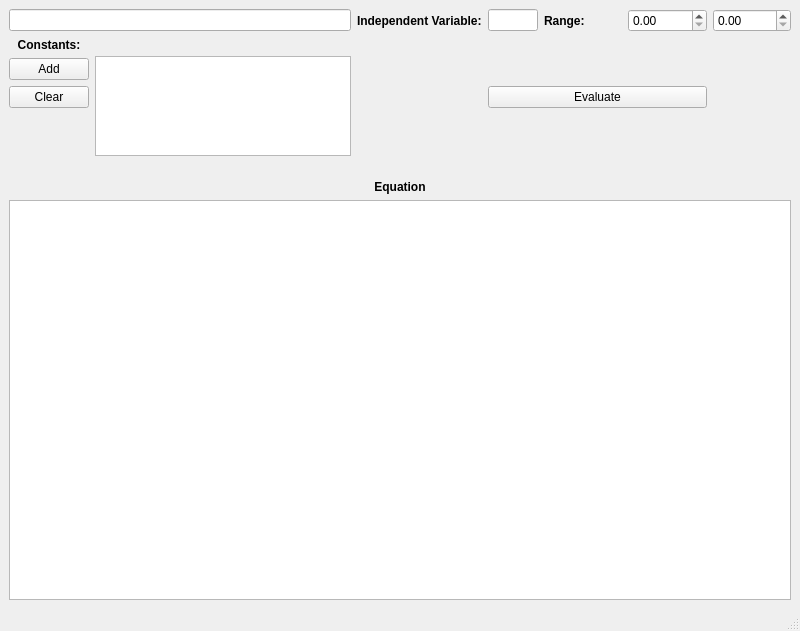
This is Graphing.ui in 4ydx/easygraph as Qt 5 draws it before an edit. The edited form follows.
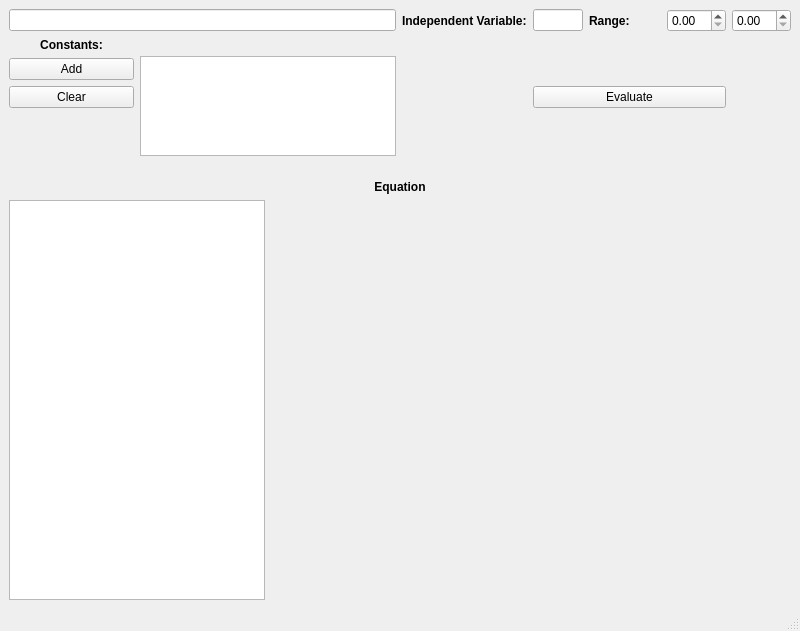
This is the edited form. Custom widgets are drawn as their Qt base class.

Commit message: Added preliminary work to actually draw the graph.  Doesn't do any yet though :D

The edit to the form file:
```diff
--- a/Graphing.ui
+++ b/Graphing.ui
@@ -22,10 +22,10 @@
     </rect>
    </property>
    <layout class="QGridLayout" name="gridLayout" >
-    <item row="0" column="0" colspan="2" >
+    <item row="0" column="0" colspan="3" >
      <widget class="QLineEdit" name="equationLineEdit" />
     </item>
-    <item row="0" column="2" >
+    <item row="0" column="3" >
      <widget class="QLabel" name="label_3" >
       <property name="font" >
        <font>
@@ -38,7 +38,7 @@
       </property>
      </widget>
     </item>
-    <item row="0" column="3" >
+    <item row="0" column="4" >
      <widget class="QLineEdit" name="independentVariableLineEdit" >
       <property name="maximumSize" >
        <size>
@@ -48,7 +48,7 @@
       </property>
      </widget>
     </item>
-    <item row="0" column="4" >
+    <item row="0" column="5" >
      <widget class="QLabel" name="label_2" >
       <property name="font" >
        <font>
@@ -64,10 +64,10 @@
       </property>
      </widget>
     </item>
-    <item row="0" column="5" >
-     <widget class="QDoubleSpinBox" name="lowerDoubleSpinBox" />
-    </item>
     <item row="0" column="6" >
+     <widget class="QDoubleSpinBox" name="lowerDoubleSpinBox" />
+    </item>
+    <item row="0" column="7" >
      <widget class="QDoubleSpinBox" name="higherDoubleSpinBox" />
     </item>
     <item row="1" column="0" >
@@ -86,7 +86,7 @@
       </property>
      </widget>
     </item>
-    <item rowspan="4" row="1" column="1" >
+    <item rowspan="4" row="1" column="1" colspan="2" >
      <widget class="QTableView" name="constantsTableView" >
       <property name="sizePolicy" >
        <sizepolicy vsizetype="Fixed" hsizetype="Fixed" >
@@ -117,7 +117,7 @@
       </property>
      </widget>
     </item>
-    <item rowspan="4" row="1" column="2" >
+    <item rowspan="4" row="1" column="3" >
      <spacer name="verticalSpacer" >
       <property name="orientation" >
        <enum>Qt::Vertical</enum>
@@ -130,7 +130,7 @@
       </property>
      </spacer>
     </item>
-    <item rowspan="2" row="1" column="4" >
+    <item rowspan="2" row="1" column="5" >
      <spacer name="verticalSpacer_3" >
       <property name="orientation" >
        <enum>Qt::Vertical</enum>
@@ -157,7 +157,7 @@
       </property>
      </widget>
     </item>
-    <item row="3" column="3" colspan="3" >
+    <item row="3" column="4" colspan="3" >
      <widget class="QPushButton" name="evaluatePushButton" >
       <property name="text" >
        <string>Evaluate</string>
@@ -177,7 +177,7 @@
       </property>
      </spacer>
     </item>
-    <item row="4" column="4" >
+    <item row="4" column="5" >
      <spacer name="verticalSpacer_4" >
       <property name="orientation" >
        <enum>Qt::Vertical</enum>
@@ -190,7 +190,7 @@
       </property>
      </spacer>
     </item>
-    <item row="5" column="0" colspan="7" >
+    <item row="5" column="0" colspan="8" >
      <widget class="QLabel" name="equationLabel" >
       <property name="font" >
        <font>
@@ -206,7 +206,7 @@
       </property>
      </widget>
     </item>
-    <item row="6" column="0" colspan="7" >
+    <item row="6" column="0" colspan="2" >
      <widget class="QTextBrowser" name="textBrowser" >
       <property name="sizePolicy" >
        <sizepolicy vsizetype="Expanding" hsizetype="Expanding" >
@@ -222,6 +222,9 @@
       </property>
      </widget>
     </item>
+    <item row="6" column="2" colspan="6" >
+     <widget class="GraphWidget" native="1" name="graphWidget" />
+    </item>
    </layout>
   </widget>
   <widget class="QMenuBar" name="menubar" >
@@ -245,6 +248,14 @@
    </property>
   </widget>
  </widget>
+ <customwidgets>
+  <customwidget>
+   <class>GraphWidget</class>
+   <extends>QWidget</extends>
+   <header>GraphWidget.h</header>
+   <container>1</container>
+  </customwidget>
+ </customwidgets>
  <resources/>
  <connections/>
 </ui>
```
The commit also changes 6 other files.
